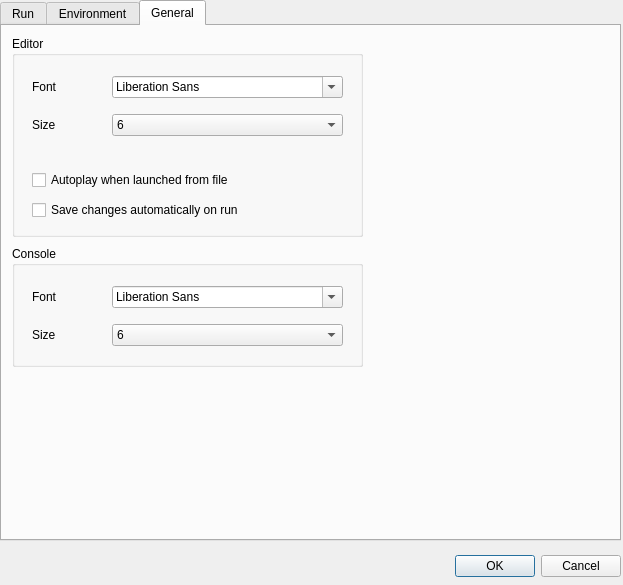
Qt form src/configdialog.ui (CsoundQt/CsoundQt) before a commit.
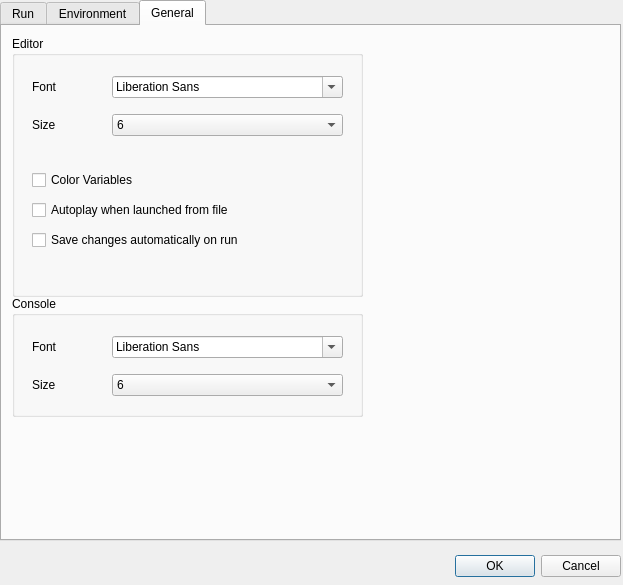
The same form after that commit.

Commit message: If opening a document that is alreadt open, go to that tab instead of opening again When closing qutecsound all documents are checked for modifications and request save Added more color to variables (global varibles) Added option to turn on/off coloring of variables Added Icons for document tabs Added preliminary work for widget tab and selection highlighting

Patch:
```diff
--- a/src/configdialog.ui
+++ b/src/configdialog.ui
@@ -785,7 +785,7 @@
        <x>10</x>
        <y>10</y>
        <width>351</width>
-       <height>201</height>
+       <height>261</height>
       </rect>
      </property>
      <property name="title" >
@@ -898,10 +898,20 @@
         <x>20</x>
         <y>130</y>
         <width>311</width>
-        <height>58</height>
+        <height>89</height>
        </rect>
       </property>
       <layout class="QVBoxLayout" >
+       <item>
+        <widget class="QCheckBox" name="colorVariablesCheckBox" >
+         <property name="enabled" >
+          <bool>true</bool>
+         </property>
+         <property name="text" >
+          <string>Color Variables</string>
+         </property>
+        </widget>
+       </item>
        <item>
         <widget class="QCheckBox" name="autoplayCheckBox" >
          <property name="enabled" >
@@ -929,7 +939,7 @@
      <property name="geometry" >
       <rect>
        <x>10</x>
-       <y>220</y>
+       <y>270</y>
        <width>351</width>
        <height>121</height>
       </rect>
```
The commit also changes 13 other files.
